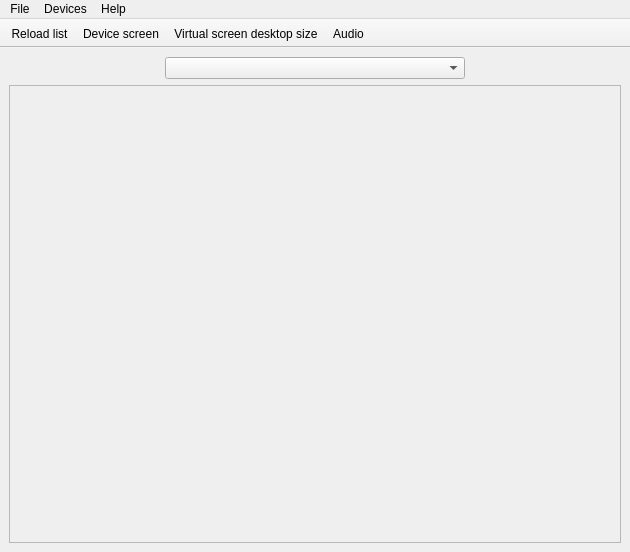
Old version of the form app/mainwindow.ui in the repository rsanjuan87/FUP.
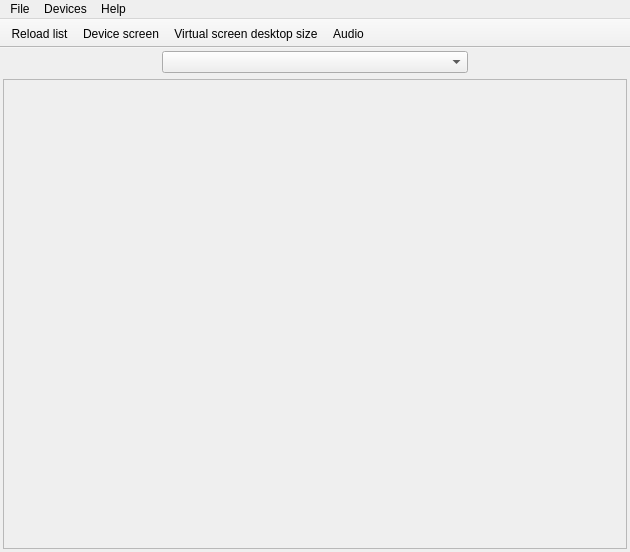
New version of the form. Icons and pictures are not drawn.

```diff
--- a/app/mainwindow.ui
+++ b/app/mainwindow.ui
@@ -45,6 +45,18 @@
 </string>
    </property>
    <layout class="QGridLayout" name="gridLayout">
+    <property name="leftMargin">
+     <number>3</number>
+    </property>
+    <property name="topMargin">
+     <number>3</number>
+    </property>
+    <property name="rightMargin">
+     <number>3</number>
+    </property>
+    <property name="bottomMargin">
+     <number>3</number>
+    </property>
     <item row="1" column="0" colspan="4">
      <widget class="QScrollArea" name="scrollArea">
       <property name="widgetResizable">
@@ -55,8 +67,8 @@
         <rect>
          <x>0</x>
          <y>0</y>
-         <width>604</width>
-         <height>421</height>
+         <width>622</width>
+         <height>435</height>
         </rect>
        </property>
        <property name="styleSheet">
```
Left out of the diff: 44 changed lines with no effect on the pictures.
